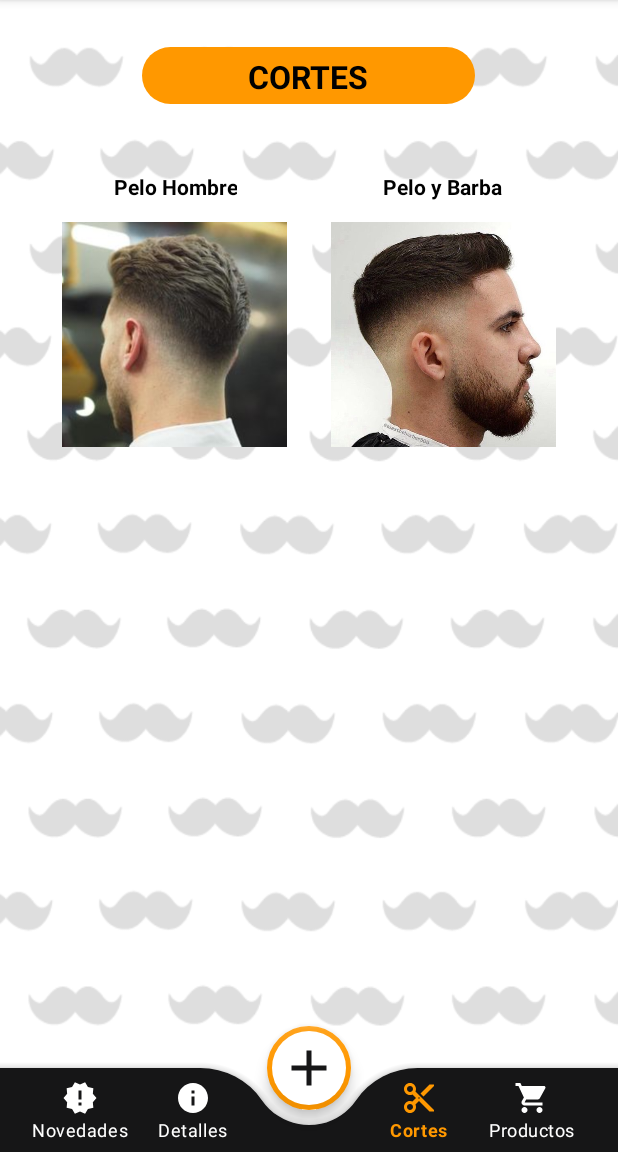
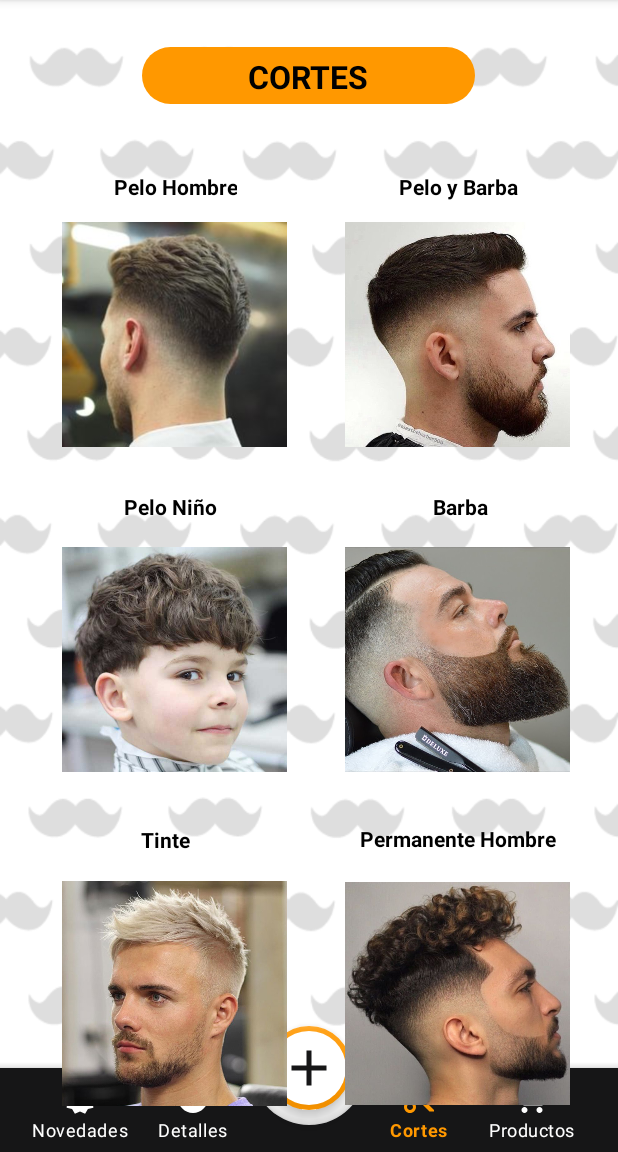
Before and after one commit to Dimitrihd64/HaircutBarber, an Android app: the screen it shows after launch (MainActivity), item 4 of the bottom bar chosen, on a phone screen of 412 x 824 dp, the part 84-1236 px from its top. Run offline under Robolectric (Android 15) with nearby library versions, the phone set to English and light mode, and no system bars; our stand-ins replace Firebase (no records; nobody signed in at launch, a user with empty details on screens opened directly).

Commit message:
cortesfinish

```diff
--- a/app/src/main/res/layout/fragment_cortes.xml
+++ b/app/src/main/res/layout/fragment_cortes.xml
@@ -62,7 +62,7 @@
         android:textStyle="bold"
         app:layout_constraintBottom_toBottomOf="parent"
         app:layout_constraintEnd_toEndOf="parent"
-        app:layout_constraintHorizontal_bias="0.767"
+        app:layout_constraintHorizontal_bias="0.8"
         app:layout_constraintStart_toStartOf="parent"
         app:layout_constraintTop_toTopOf="parent"
         app:layout_constraintVertical_bias="0.153" />
@@ -74,8 +74,113 @@
         android:src="@drawable/pelobarba"
         app:layout_constraintBottom_toBottomOf="parent"
         app:layout_constraintEnd_toEndOf="parent"
-        app:layout_constraintHorizontal_bias="0.842"
+        app:layout_constraintHorizontal_bias="0.877"
         app:layout_constraintStart_toStartOf="parent"
         app:layout_constraintTop_toTopOf="parent"
         app:layout_constraintVertical_bias="0.239" />
+
+    <TextView
+        android:id="@+id/textView11"
+        android:layout_width="wrap_content"
+        android:layout_height="wrap_content"
+        android:text="Pelo Niño"
+        android:textColor="#000000"
+        android:textStyle="bold"
+        app:layout_constraintBottom_toBottomOf="parent"
+        app:layout_constraintEnd_toEndOf="parent"
+        app:layout_constraintHorizontal_bias="0.237"
+        app:layout_constraintStart_toStartOf="parent"
+        app:layout_constraintTop_toTopOf="parent"
+        app:layout_constraintVertical_bias="0.438" />
+
+    <ImageView
+        android:id="@+id/imageView5"
+        android:layout_width="150dp"
+        android:layout_height="150dp"
+        android:layout_marginStart="7dp"
+        android:src="@drawable/cortenino"
+        app:layout_constraintBottom_toBottomOf="parent"
+        app:layout_constraintEnd_toEndOf="parent"
+        app:layout_constraintHorizontal_bias="0.133"
+        app:layout_constraintStart_toStartOf="parent"
+        app:layout_constraintTop_toTopOf="parent"
+        app:layout_constraintVertical_bias="0.59" />
+
+    <TextView
+        android:id="@+id/textView12"
+        android:layout_width="wrap_content"
+        android:layout_height="wrap_content"
+        android:text="Barba"
+        android:textColor="#000000"
+        android:textStyle="bold"
+        app:layout_constraintBottom_toBottomOf="parent"
+        app:layout_constraintEnd_toEndOf="parent"
+        app:layout_constraintHorizontal_bias="0.769"
+        app:layout_constraintStart_toStartOf="parent"
+        app:layout_constraintTop_toTopOf="parent"
+        app:layout_constraintVertical_bias="0.438" />
+
+    <ImageView
+        android:id="@+id/imageView6"
+        android:layout_width="150dp"
+        android:layout_height="150dp"
+        android:src="@drawable/barba"
+        app:layout_constraintBottom_toBottomOf="parent"
+        app:layout_constraintEnd_toEndOf="parent"
+        app:layout_constraintHorizontal_bias="0.877"
+        app:layout_constraintStart_toStartOf="parent"
+        app:layout_constraintTop_toTopOf="parent"
+        app:layout_constraintVertical_bias="0.59" />
+
+    <TextView
+        android:id="@+id/textView13"
+        android:layout_width="wrap_content"
+        android:layout_height="wrap_content"
+        android:text="Tinte"
+        android:textColor="#000000"
+        android:textStyle="bold"
+        app:layout_constraintBottom_toBottomOf="parent"
+        app:layout_constraintEnd_toEndOf="parent"
+        app:layout_constraintHorizontal_bias="0.248"
+        app:layout_constraintStart_toStartOf="parent"
+        app:layout_constraintTop_toTopOf="parent"
+        app:layout_constraintVertical_bias="0.735" />
+
+    <ImageView
+        android:id="@+id/imageView7"
+        android:layout_width="150dp"
+        android:layout_height="150dp"
+        android:src="@drawable/tintepelo"
+        app:layout_constraintBottom_toBottomOf="parent"
+        app:layout_constraintEnd_toEndOf="parent"
+        app:layout_constraintHorizontal_bias="0.157"
+        app:layout_constraintStart_toStartOf="parent"
+        app:layout_constraintTop_toTopOf="parent"
+        app:layout_constraintVertical_bias="0.95" />
+
+    <TextView
+        android:id="@+id/textView14"
+        android:layout_width="wrap_content"
+        android:layout_height="wrap_content"
+        android:text="Permanente Hombre"
+        android:textColor="#000000"
+        android:textStyle="bold"
+        app:layout_constraintBottom_toBottomOf="parent"
+        app:layout_constraintEnd_toEndOf="parent"
+        app:layout_constraintHorizontal_bias="0.852"
+        app:layout_constraintStart_toStartOf="parent"
+        app:layout_constraintTop_toTopOf="parent"
+        app:layout_constraintVertical_bias="0.734" />
+
+    <ImageView
+        android:id="@+id/imageView8"
+        android:layout_width="150dp"
+        android:layout_height="150dp"
+        android:src="@drawable/permanente"
+        app:layout_constraintBottom_toBottomOf="parent"
+        app:layout_constraintEnd_toEndOf="parent"
+        app:layout_constraintHorizontal_bias="0.877"
+        app:layout_constraintStart_toStartOf="parent"
+        app:layout_constraintTop_toTopOf="parent"
+        app:layout_constraintVertical_bias="0.95" />
 </androidx.constraintlayout.widget.ConstraintLayout>
```
Also changed, not shown: app/src/main/res/drawable/barba.jpg (added), app/src/main/res/drawable/cortenino.jpg (added), app/src/main/res/drawable/permanente.jpg (added), app/src/main/res/drawable/tintepelo.jpg (added).
